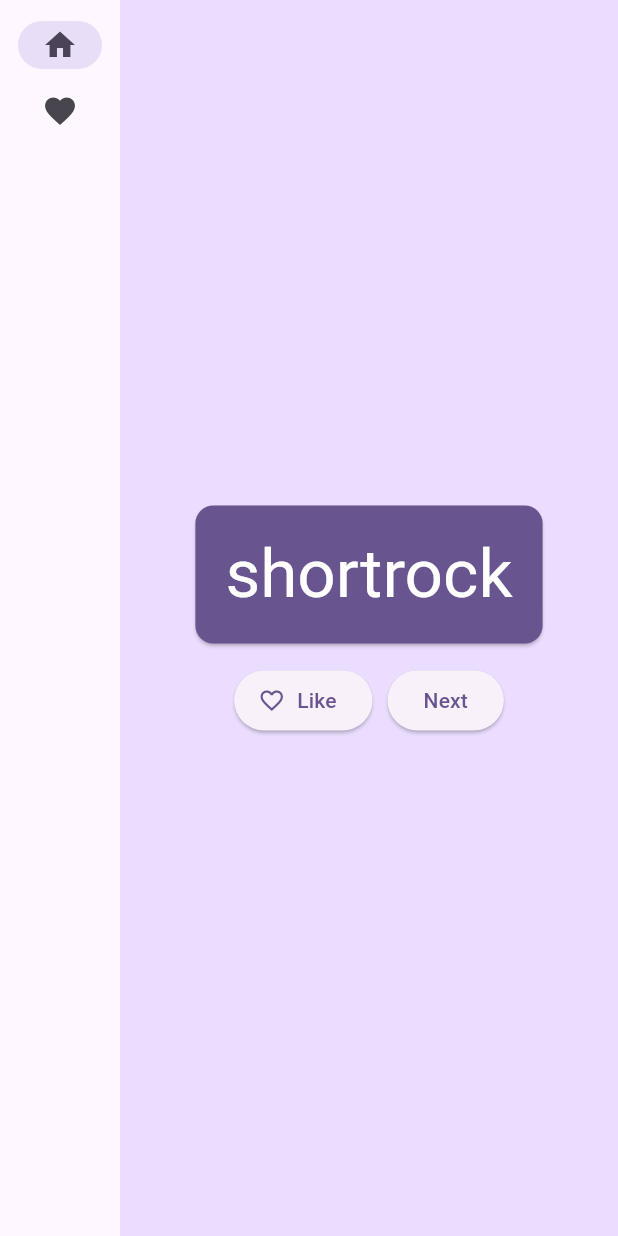
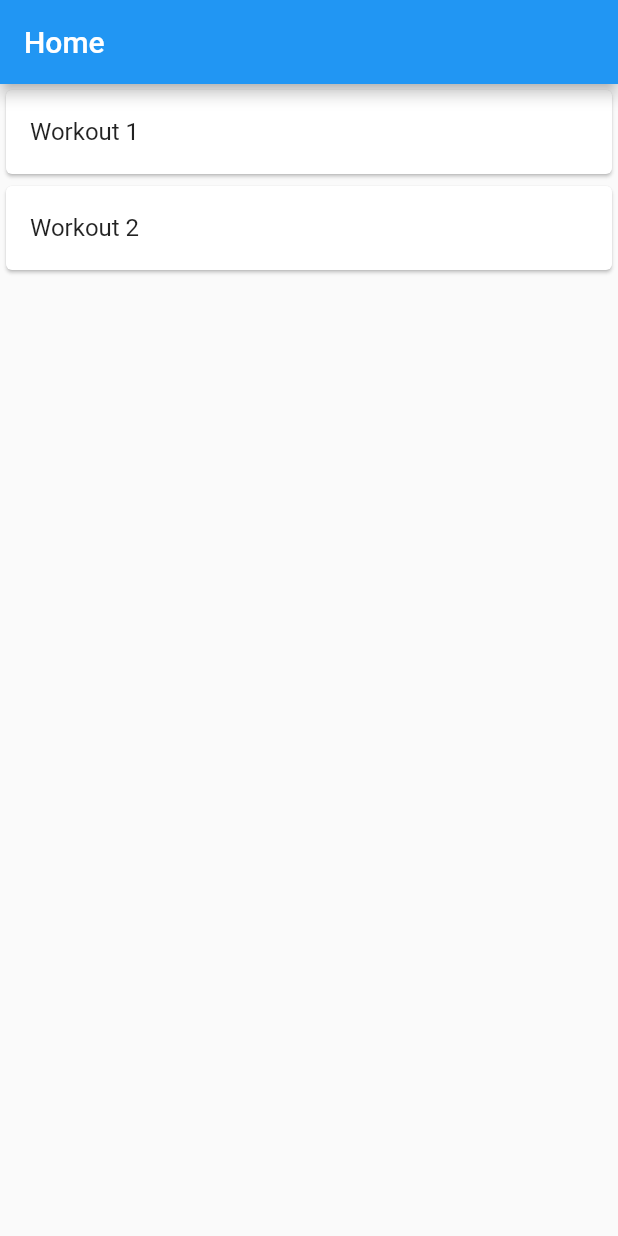
Before and after one commit to Valentin349/Calisthenics-App, a Flutter app: the screen it shows after launch, on a phone screen of 412 x 824 dp. Run offline on Flutter 3.47's test engine with Material 2 defaults, Android fonts, the light colour scheme and no system bars.

Commit message:
changed folder structure and started homepage

```diff
--- a/lib/main.dart
+++ b/lib/main.dart
@@ -1,6 +1,9 @@
 import 'package:flutter/material.dart';
 import 'package:provider/provider.dart';
-import 'package:english_words/english_words.dart';
+
+import 'screens/home_screen.dart';
+import 'providers/workouts_provider.dart';
+import 'providers/exercises_provider.dart';
 
 void main() {
   runApp(const MyApp());
@@ -9,206 +12,21 @@ void main() {
 class MyApp extends StatelessWidget {
   const MyApp({super.key});
 
-  // This widget is the root of your application.
   @override
   Widget build(BuildContext context) {
-    return ChangeNotifierProvider(
-        create: (context) => MyAppState(),
-        child: MaterialApp(
-          title: 'Cali App',
-          theme: ThemeData(
-            useMaterial3: true,
-            colorScheme: ColorScheme.fromSeed(seedColor: Colors.deepPurple),
-          ),
-          home: const MyHomePage(),
-        ));
-  }
-}
-
-class MyAppState extends ChangeNotifier {
-  var current = WordPair.random();
-
-  void getNext() {
-    current = WordPair.random();
-    notifyListeners();
-  }
-
-  var favorites = <WordPair>[];
-
-  void toggleFavorite() {
-    if (favorites.contains(current)) {
-      favorites.remove(current);
-    } else {
-      favorites.add(current);
-    }
-    notifyListeners();
-  }
-}
-
-class MyHomePage extends StatefulWidget {
-  const MyHomePage({super.key});
-
-  @override
-  State<MyHomePage> createState() => _MyHomePageState();
-}
-
-class _MyHomePageState extends State<MyHomePage> {
-  var selectedIndex = 0;
-
-  @override
-  Widget build(BuildContext context) {
-    Widget page;
-    switch (selectedIndex) {
-      case 0:
-        page = const GeneratorPage();
-        break;
-      case 1:
-        page = const FavoritesPage();
-        break;
-      default:
-        throw UnimplementedError('no widget for $selectedIndex');
-    }
-
-    return LayoutBuilder(builder: (context, constraints) {
-      return Scaffold(
-        body: Row(
-          children: [
-            SafeArea(
-              child: NavigationRail(
-                  extended: constraints.maxWidth >= 600,
-                  destinations: const [
-                    NavigationRailDestination(
-                      icon: Icon(Icons.home),
-                      label: Text('Home'),
-                    ),
-                    NavigationRailDestination(
-                      icon: Icon(Icons.favorite),
-                      label: Text('Favorites'),
-                    ),
-                  ],
-                  selectedIndex: selectedIndex,
-                  onDestinationSelected: (value) {
-                    setState(() {
-                      selectedIndex = value;
-                    });
-                  }),
-            ),
-            Expanded(
-              child: Container(
-                color: Theme.of(context).colorScheme.primaryContainer,
-                child: page,
-              ),
-            ),
-          ],
+    return MultiProvider(
+      providers: [
+        ChangeNotifierProvider(create: (_) => WorkoutsProvider()),
+        ChangeNotifierProvider(create: (_) => ExercisesProvider()),
+      ],
+      child: MaterialApp(
+        title: 'Fitness App',
+        theme: ThemeData(
+          primarySwatch: Colors.blue,
+          visualDensity: VisualDensity.adaptivePlatformDensity,
         ),
-      );
-    });
-  }
-}
-
-class GeneratorPage extends StatelessWidget {
-  const GeneratorPage({super.key});
-
-  @override
-  Widget build(BuildContext context) {
-    var appState = context.watch<MyAppState>();
-    var pair = appState.current;
-
-    IconData icon;
-    if (appState.favorites.contains(pair)) {
-      icon = Icons.favorite;
-    } else {
-      icon = Icons.favorite_border;
-    }
-
-    return Center(
-      child: Column(
-        mainAxisAlignment: MainAxisAlignment.center,
-        children: [
-          BigCard(pair: pair),
-          const SizedBox(
-            height: 10,
-          ),
-          Row(
-            mainAxisSize: MainAxisSize.min,
-            children: [
-              ElevatedButton.icon(
-                onPressed: () {
-                  appState.toggleFavorite();
-                },
-                icon: Icon(icon),
-                label: const Text('Like'),
-              ),
-              const SizedBox(
-                width: 10,
-              ),
-              ElevatedButton(
-                onPressed: () {
-                  appState.getNext();
-                },
-                child: const Text('Next'),
-              ),
-            ],
-          )
-        ],
+        home: const HomeScreen(),
       ),
     );
   }
 }
-
-class FavoritesPage extends StatelessWidget {
-  const FavoritesPage({super.key});
-
-  @override
-  Widget build(BuildContext context) {
-    var appState = context.watch<MyAppState>();
-
-    if (appState.favorites.isEmpty) {
-      return const Center(
-        child: Text('No favorites yet'),
-      );
-    }
-
-    return ListView(
-      children: [
-        Padding(
-          padding: const EdgeInsets.all(20),
-          child: Text('you have ${appState.favorites.length} favorites: '),
-        ),
-        for (var pair in appState.favorites)
-          ListTile(
-            leading: const Icon(Icons.favorite),
-            title: Text(pair.asLowerCase),
-          ),
-      ],
-    );
-  }
-}
-
-class BigCard extends StatelessWidget {
-  const BigCard({
-    Key? key,
-    required this.pair,
-  }) : super(key: key);
-
-  final WordPair pair;
-
-  @override
-  Widget build(BuildContext context) {
-    var theme = Theme.of(context);
-    var style = theme.textTheme.displayMedium!.copyWith(
-      color: theme.colorScheme.onPrimary,
-    );
-
-    return Card(
-      color: theme.colorScheme.primary,
-      child: Padding(
-        padding: const EdgeInsets.all(20.0),
-        child: Text(
-          pair.asLowerCase,
-          style: style,
-        ),
-      ),
-    );
-  }
-}
--- /dev/null
+++ b/lib/providers/exercises_provider.dart
@@ -0,0 +1,25 @@
+import 'package:flutter/foundation.dart';
+
+class Exercise {
+  final String name;
+  final String description;
+
+  Exercise({
+    required this.name,
+    required this.description,
+  });
+}
+
+class ExercisesProvider with ChangeNotifier {
+  List<Exercise> _exercises = [
+    Exercise(name: 'Exercise 1', description: 'Description for exercise 1'),
+    Exercise(name: 'Exercise 2', description: 'Description for exercise 2'),
+  ];
+
+  List<Exercise> get exercises => _exercises;
+
+  void addExercise(Exercise exercise) {
+    _exercises.add(exercise);
+    notifyListeners();
+  }
+}
--- /dev/null
+++ b/lib/providers/workouts_provider.dart
@@ -0,0 +1,25 @@
+import 'package:flutter/foundation.dart';
+
+class Workout {
+  final String name;
+  final String description;
+
+  Workout({
+    required this.name,
+    required this.description,
+  });
+}
+
+class WorkoutsProvider with ChangeNotifier {
+  List<Workout> _workouts = [
+    Workout(name: 'Workout 1', description: 'Description for workout 1'),
+    Workout(name: 'Workout 2', description: 'Description for workout 2'),
+  ];
+
+  List<Workout> get workouts => _workouts;
+
+  void addWorkout(Workout workout) {
+    _workouts.add(workout);
+    notifyListeners();
+  }
+}
--- /dev/null
+++ b/lib/screens/home_screen.dart
@@ -0,0 +1,68 @@
+import 'package:flutter/material.dart';
+import 'package:provider/provider.dart';
+
+import '../providers/exercises_provider.dart';
+import '../providers/workouts_provider.dart';
+
+class HomeScreen extends StatefulWidget {
+  const HomeScreen({super.key});
+
+  @override
+  _HomeScreenState createState() => _HomeScreenState();
+}
+
+class _HomeScreenState extends State<HomeScreen> {
+  bool _isExpanded = false;
+  int _selectedWorkout = -1;
+
+  @override
+  Widget build(BuildContext context) {
+    final workoutsProvider = Provider.of<WorkoutsProvider>(context);
+    final exercisesProvider = Provider.of<ExercisesProvider>(context);
+    return Scaffold(
+      appBar: AppBar(
+        title: Text('Home'),
+      ),
+      body: Container(
+        child: ListView.builder(
+          itemCount: 2,
+          itemBuilder: (context, index) {
+            return Card(
+              child: Column(
+                children: <Widget>[
+                  ListTile(
+                    title: Text(workoutsProvider.workouts[index].name),
+                    onTap: () {
+                      setState(() {
+                        _isExpanded = !_isExpanded;
+                        _selectedWorkout = index;
+                      });
+                    },
+                  ),
+                  AnimatedContainer(
+                    duration: Duration(milliseconds: 500),
+                    height:
+                        _isExpanded && _selectedWorkout == index ? null : 0.0,
+                    child: _isExpanded && _selectedWorkout == index
+                        ? ListView.builder(
+                            itemCount: exercisesProvider.exercises.length,
+                            itemBuilder: (context, index) {
+                              return ListTile(
+                                title: Text(
+                                    exercisesProvider.exercises[index].name),
+                                subtitle: Text(exercisesProvider
+                                    .exercises[index].description),
+                              );
+                            },
+                          )
+                        : null,
+                  ),
+                ],
+              ),
+            );
+          },
+        ),
+      ),
+    );
+  }
+}
```
Also changed, not shown: 1 other file.
